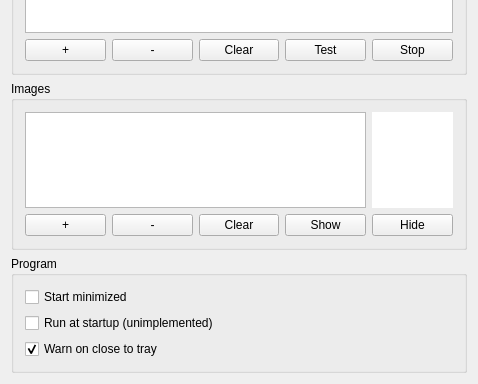
This is mainwindow.ui in flopcat/presenter as Qt 5 draws it before an edit; both pictures show x 0 to 478 and y 197 to 581 of the 478 by 581 pixel window. The edited form follows.
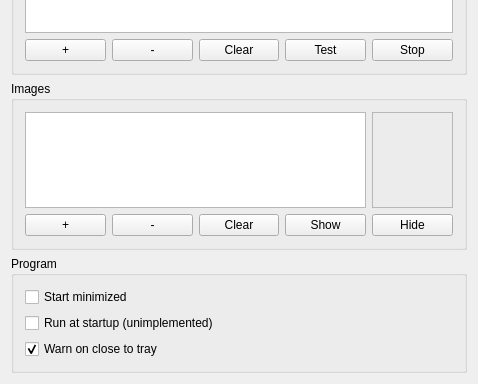
This is the edited form. Icons and pictures are not drawn.

Commit message:
mainwindow: use our display widget for image previews
More closely follows the WYSIWYG principle rather than embedding a
graphics scene.

```diff
--- a/mainwindow.ui
+++ b/mainwindow.ui
@@ -110,25 +110,6 @@
          </property>
         </widget>
        </item>
-       <item row="0" column="4">
-        <widget class="QGraphicsView" name="imagesPreview">
-         <property name="acceptDrops">
-          <bool>false</bool>
-         </property>
-         <property name="frameShape">
-          <enum>QFrame::NoFrame</enum>
-         </property>
-         <property name="verticalScrollBarPolicy">
-          <enum>Qt::ScrollBarAlwaysOff</enum>
-         </property>
-         <property name="horizontalScrollBarPolicy">
-          <enum>Qt::ScrollBarAlwaysOff</enum>
-         </property>
-         <property name="interactive">
-          <bool>false</bool>
-         </property>
-        </widget>
-       </item>
        <item row="1" column="0">
         <widget class="QPushButton" name="imagesAdd">
          <property name="text">
@@ -164,6 +145,17 @@
          </property>
         </widget>
        </item>
+       <item row="0" column="4">
+        <widget class="QFrame" name="imagesPreviewFrame">
+         <property name="frameShape">
+          <enum>QFrame::StyledPanel</enum>
+         </property>
+         <property name="frameShadow">
+          <enum>QFrame::Raised</enum>
+         </property>
+         <layout class="QVBoxLayout" name="verticalLayout_3"/>
+        </widget>
+       </item>
       </layout>
      </widget>
     </item>
```
The commit also changes 2 other files.
